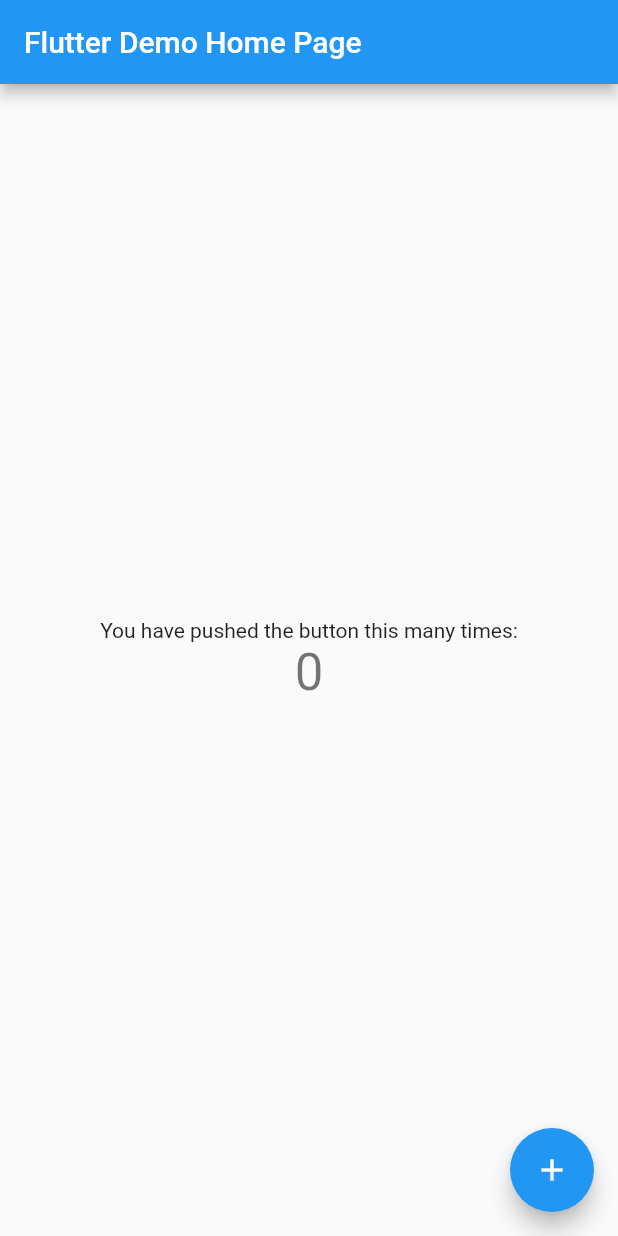
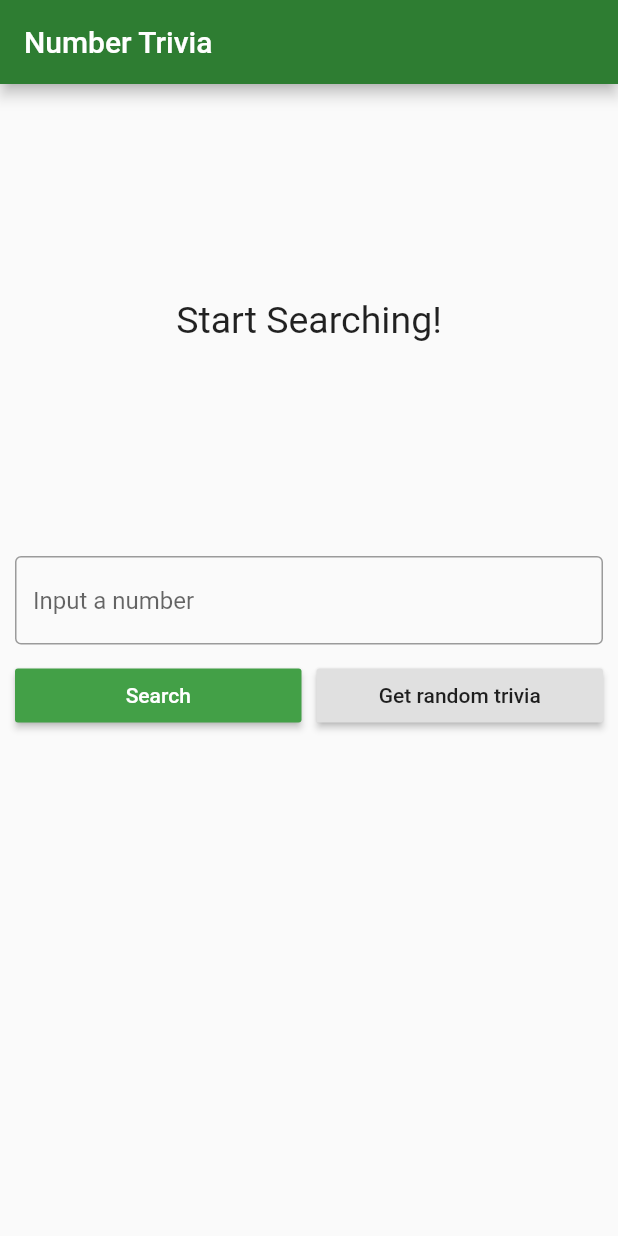
Before and after one commit to Sami64/cleanArchi_reso, a Flutter app: the screen it shows after launch, on a phone screen of 412 x 824 dp. Run offline on Flutter 3.47's test engine with Material 2 defaults, Android fonts, the phone set to English and light mode, and no system bars; our stand-ins replace bloc, dartz, data_connection_checker, equatable, flutter_bloc, get_it and 1 more.

```diff
--- /dev/null
+++ b/lib/features/number_trivia/presentation/pages/number_trivia_page.dart
@@ -0,0 +1,58 @@
+import 'package:clean_archi/features/number_trivia/presentation/bloc/bloc.dart';
+import 'package:clean_archi/features/number_trivia/presentation/bloc/number_trivia_bloc.dart';
+import 'package:clean_archi/features/number_trivia/presentation/widgets/widgets.dart';
+import 'package:flutter/material.dart';
+import 'package:flutter_bloc/flutter_bloc.dart';
+
+import '../../../../injection_container.dart';
+
+class NumberTriviaPage extends StatelessWidget {
+  @override
+  Widget build(BuildContext context) {
+    return Scaffold(
+      appBar: AppBar(
+        title: Text('Number Trivia'),
+      ),
+      body: SingleChildScrollView(child: buildBody(context))
+        );
+  }
+
+  BlocProvider<NumberTriviaBloc> buildBody(BuildContext context) {
+    return BlocProvider(
+      create: (_) => sl<NumberTriviaBloc>(),
+      child: Center(
+        child: Padding(
+          padding: const EdgeInsets.all(10),
+          child: Column(
+            children: <Widget>[
+              SizedBox(height: 10),
+              //Top Half
+              BlocBuilder<NumberTriviaBloc, NumberTriviaState>(
+                builder: (context, state) {
+                  if (state is Empty) {
+                    return MessageDisplay(
+                      message: 'Start Searching!',
+                    );
+                  } else if (state is Loading) {
+                    return LoadingWidget();
+                  } else if (state is Loaded) {
+                    return TriviaDisplay(
+                      numberTrivia: state.trivia,
+                    );
+                  } else if (state is Error) {
+                    return MessageDisplay(
+                      message: state.message,
+                    );
+                  }
+                },
+              ),
+              SizedBox(height: 20),
+              //Bottom half
+              TriviaControls()
+            ],
+          ),
+        ),
+      ),
+    );
+  }
+}
--- /dev/null
+++ b/lib/features/number_trivia/presentation/widgets/message_display.dart
@@ -0,0 +1,26 @@
+import 'package:flutter/material.dart';
+
+class MessageDisplay extends StatelessWidget {
+  final String message;
+
+  const MessageDisplay({
+    Key key,
+    @required this.message,
+  }) : super(key: key);
+
+  @override
+  Widget build(BuildContext context) {
+    return Container(
+      height: MediaQuery.of(context).size.height / 3,
+      child: Center(
+        child: SingleChildScrollView(
+          child: Text(
+            message,
+            style: TextStyle(fontSize: 25),
+            textAlign: TextAlign.center,
+          ),
+        ),
+      ),
+    );
+  }
+}
--- /dev/null
+++ b/lib/features/number_trivia/presentation/widgets/trivia_controls.dart
@@ -0,0 +1,70 @@
+import 'package:clean_archi/features/number_trivia/presentation/bloc/bloc.dart';
+import 'package:flutter_bloc/flutter_bloc.dart';
+import 'package:flutter/material.dart';
+
+class TriviaControls extends StatefulWidget {
+  const TriviaControls({
+    Key key,
+  }) : super(key: key);
+
+  @override
+  _TriviaControlsState createState() => _TriviaControlsState();
+}
+
+class _TriviaControlsState extends State<TriviaControls> {
+  final controller = TextEditingController();
+  String inputStr;
+
+  @override
+  Widget build(BuildContext context) {
+    return Column(
+      children: <Widget>[
+        //TextField
+        TextField(
+          controller: controller,
+          keyboardType: TextInputType.number,
+          decoration: InputDecoration(
+            border: OutlineInputBorder(),
+            hintText: 'Input a number',
+          ),
+          onChanged: (value) {
+          inputStr = value;
+        },
+        onSubmitted: (_) {
+          dispatchConcrete();
+        },
+        ),
+        SizedBox(height: 10),
+        Row(children: <Widget>[
+          Expanded(
+            child: RaisedButton(
+              child: Text('Search'),
+              color: Theme.of(context).accentColor,
+              textTheme: ButtonTextTheme.primary,
+              onPressed: dispatchConcrete,
+              ),
+          ),
+          SizedBox(width: 10),
+          Expanded(
+            child: RaisedButton(
+              child: Text('Get random trivia'),
+              onPressed: dispatchRandom,
+              ),
+          )
+        ])
+      ],
+    );
+  }
+
+  void dispatchConcrete(){
+    controller.clear();
+    BlocProvider.of<NumberTriviaBloc>(context)
+    .add(GetTriviaForConcreteNumber(inputStr));
+  }
+
+    void dispatchRandom(){
+    controller.clear();
+    BlocProvider.of<NumberTriviaBloc>(context)
+    .add(GetTriviaForRandomNumber());
+  }
+}
--- /dev/null
+++ b/lib/features/number_trivia/presentation/widgets/widgets.dart
@@ -0,0 +1,4 @@
+export 'loading_widget.dart';
+export 'message_display.dart';
+export 'trivia_display.dart';
+export 'trivia_controls.dart';
--- a/lib/main.dart
+++ b/lib/main.dart
@@ -1,68 +1,23 @@
+import 'package:clean_archi/features/number_trivia/presentation/pages/number_trivia_page.dart';
 import 'package:flutter/material.dart';
 import 'injection_container.dart' as di;
 
 void main() async {
+  WidgetsFlutterBinding.ensureInitialized();
   await di.init();
   runApp(MyApp());
 }
 
 class MyApp extends StatelessWidget {
-  // This widget is the root of your application.
   @override
   Widget build(BuildContext context) {
     return MaterialApp(
-      title: 'Flutter Demo',
+      title: 'Number Trivia',
       theme: ThemeData(
-        primarySwatch: Colors.blue,
+      primaryColor: Colors.green.shade800,
+      accentColor: Colors.green.shade600,
       ),
-      home: MyHomePage(title: 'Flutter Demo Home Page'),
+      home: NumberTriviaPage(),
     );
   }
 }
-
-class MyHomePage extends StatefulWidget {
-  MyHomePage({Key key, this.title}) : super(key: key);
-
-  final String title;
-
-  @override
-  _MyHomePageState createState() => _MyHomePageState();
-}
-
-class _MyHomePageState extends State<MyHomePage> {
-  int _counter = 0;
-
-  void _incrementCounter() {
-    setState(() {
-      _counter++;
-    });
-  }
-
-  @override
-  Widget build(BuildContext context) {
-    return Scaffold(
-      appBar: AppBar(
-        title: Text(widget.title),
-      ),
-      body: Center(
-        child: Column(
-          mainAxisAlignment: MainAxisAlignment.center,
-          children: <Widget>[
-            Text(
-              'You have pushed the button this many times:',
-            ),
-            Text(
-              '$_counter',
-              style: Theme.of(context).textTheme.display1,
-            ),
-          ],
-        ),
-      ),
-      floatingActionButton: FloatingActionButton(
-        onPressed: _incrementCounter,
-        tooltip: 'Increment',
-        child: Icon(Icons.add),
-      ), // This trailing comma makes auto-formatting nicer for build methods.
-    );
-  }
-}
```
Also changed, not shown: lib/features/number_trivia/presentation/widgets/loading_widget.dart (added, +17 -0 lines), lib/features/number_trivia/presentation/widgets/trivia_display.dart (added, +34 -0 lines), lib/injection_container.dart (+4 -3 lines).
